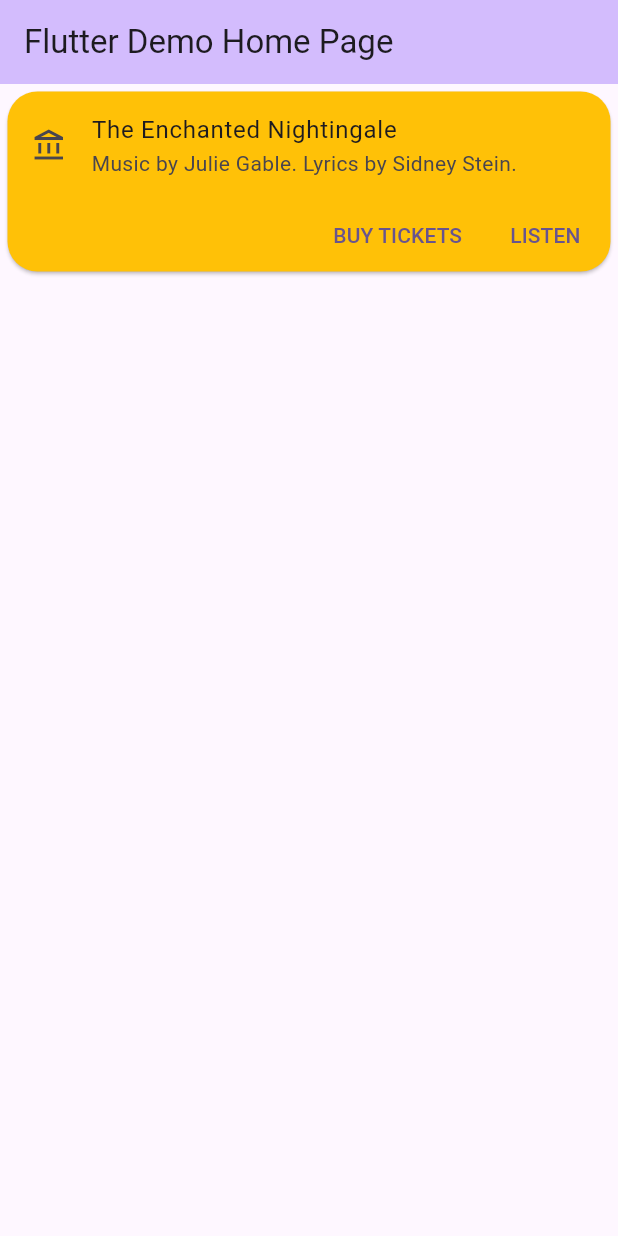
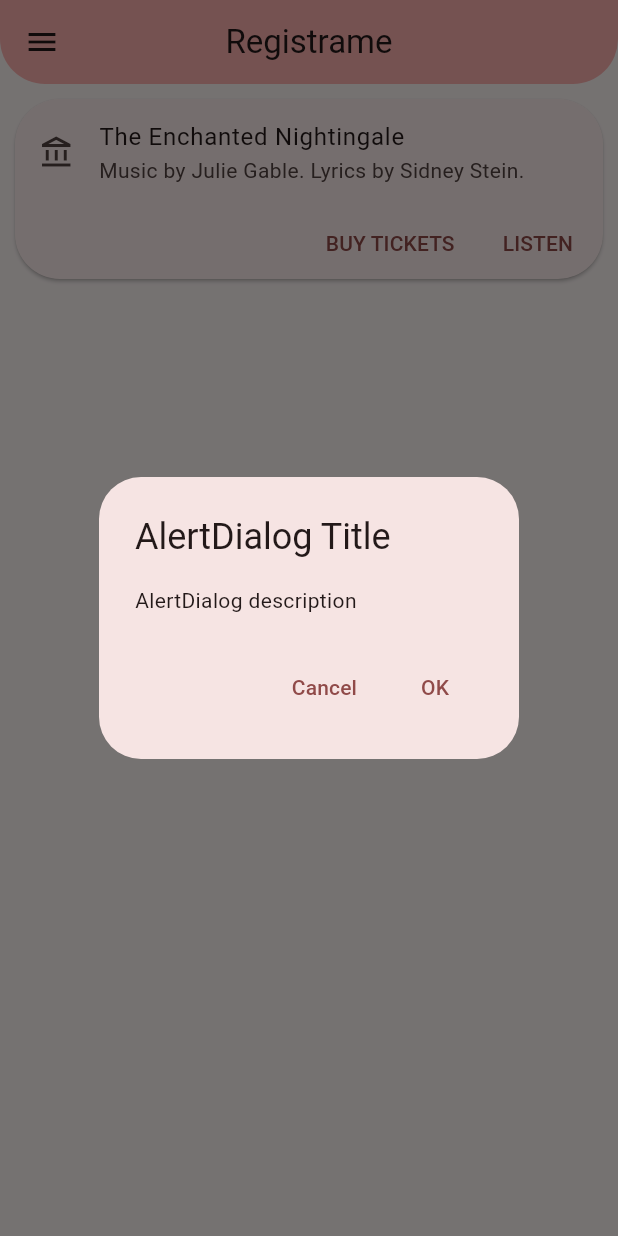
Before and after one commit to ArielP03/app_lia_v1, a Flutter app: the screen it shows after launch, after a tap on "BUY TICKETS", on a phone screen of 412 x 824 dp. Run offline on Flutter 3.47's test engine with Material 3 defaults, Android fonts, the phone set to English and light mode, and no system bars.

Commit message:
modified:   .gitignore 	modified:   android/app/src/main/AndroidManifest.xml 	modified:   ios/Runner.xcodeproj/xcshareddata/xcschemes/Runner.xcscheme 	modified:   ios/Runner/AppDelegate.swift 	modified:   ios/Runner/Info.plist 	modified:   lib/main.dart 	new file:   lib/screen/screen_1.dart 	new file:   lib/screen/screen_2.dart 	new file:   lib/screen/screen_3.dart 	new file:   lib/screen/screen_4.dart 	modified:   pubspec.lock 	modified:   pubspec.yaml

```diff
--- a/lib/main.dart
+++ b/lib/main.dart
@@ -2,6 +2,10 @@ import 'package:flutter/cupertino.dart';
 import 'package:flutter/material.dart';
 import 'package:flutter/painting.dart';
 import 'package:flutter/widgets.dart';
+import 'screen/screen_1.dart';
+import 'screen/screen_2.dart';
+import 'screen/screen_3.dart';
+import 'screen/screen_4.dart';
 
 void main() {
   runApp(const MyApp());
@@ -14,42 +18,18 @@ class MyApp extends StatelessWidget {
   @override
   Widget build(BuildContext context) {
     return MaterialApp(
-      title: 'Flutter Demo',
+      title: 'Registrame',
       theme: ThemeData(
-        // This is the theme of your application.
-        //
-        // TRY THIS: Try running your application with "flutter run". You'll see
-        // the application has a purple toolbar. Then, without quitting the app,
-        // try changing the seedColor in the colorScheme below to Colors.green
-        // and then invoke "hot reload" (save your changes or press the "hot
-        // reload" button in a Flutter-supported IDE, or press "r" if you used
-        // the command line to start the app).
-        //
-        // Notice that the counter didn't reset back to zero; the application
-        // state is not lost during the reload. To reset the state, use hot
-        // restart instead.
-        //
-        // This works for code too, not just values: Most code changes can be
-        // tested with just a hot reload.
-        colorScheme: ColorScheme.fromSeed(seedColor: Colors.deepPurple),
+        colorScheme: ColorScheme.fromSeed(seedColor: Colors.red.shade300),
         useMaterial3: true,
       ),
-      home: const MyHomePage(title: 'Flutter Demo Home Page'),
+      home: const MyHomePage(title: 'Registrame',),
     );
   }
 }
 
 class MyHomePage extends StatefulWidget {
   const MyHomePage({super.key, required this.title});
-
-  // This widget is the home page of your application. It is stateful, meaning
-  // that it has a State object (defined below) that contains fields that affect
-  // how it looks.
-
-  // This class is the configuration for the state. It holds the values (in this
-  // case the title) provided by the parent (in this case the App widget) and
-  // used by the build method of the State. Fields in a Widget subclass are
-  // always marked "final".
 
   final String title;
 
@@ -64,24 +44,88 @@ class _MyHomePageState extends State<MyHomePage> {
   @override
   Widget build(BuildContext context) {
 
-
     return Scaffold(
       appBar: AppBar(
-
+        leading:
+              Padding(
+              padding: const EdgeInsets.all(0.0),
+              child: Builder(
+                builder: (context) {
+                  return IconButton(
+                    onPressed: ()=> Scaffold.of(context).openDrawer(),
+                    icon: const Icon(Icons.menu
+                    ));
+                }
+              ),
+            ),
+        shape: const RoundedRectangleBorder(borderRadius: BorderRadius.vertical(bottom: Radius.circular(30))),
         backgroundColor: Theme.of(context).colorScheme.inversePrimary,
-
+       centerTitle: true,
         title: Text(widget.title),
       ),
+
+  drawer: Drawer(
+              elevation: 20.0,
+              child: ListView(
+                padding: EdgeInsets.zero,
+                children: [
+                  SizedBox(
+                    height: 80,
+                  ),
+              SizedBox(
+                height: 50,
+                    child: Icon(Icons.account_circle_outlined)
+                      ),
+                      Divider(
+                        height: 2.0,
+                      ),
+                      ListTile(
+                        leading: Icon(Icons.account_circle),
+                        title: Text('Drawer layout Item 1'),
+                        onTap: ()=> _navigateToNextScreen1(context),
+                      ),
+                      Divider(
+                        height: 2.0,
+                      ),
+                      ListTile(
+                        leading: Icon(Icons.accessibility),
+                        title: Text('Drawer layout Item 2'),
+                        onTap: ()=> _navigateToNextScreen2(context),
+                      ),
+                      Divider(
+                        height: 2.0,
+                      ),
+                      ListTile(
+                        leading: Icon(Icons.account_box),
+                        title: Text('Drawer layout Item 3'),
+                        onTap: ()=> _navigateToNextScreen3(context),
+                      ),
+                      Divider(
+                        height: 2.0,
+                      ),
+                       ListTile(
+                        leading: Icon(Icons.account_circle),
+                        title: Text('Drawer layout Item 4'),
+                        onTap: ()=> _navigateToNextScreen4(context),
+                      ),
+
+                    ],
+                  ),
+              ),
+
+
+
+
       body: SingleChildScrollView(
         child: Column(
           children: [
-            Center(
+            Padding(
 
+      padding: const EdgeInsets.all(5),
       child: Card(
         shape: RoundedRectangleBorder(
-    borderRadius: BorderRadius.circular(20.0),),
+    borderRadius: BorderRadius.circular(30.0),),
         margin: const EdgeInsetsDirectional.all(5.0),
-        color: Colors.amber,
         child: Column(
           mainAxisSize: MainAxisSize.min,
           children: <Widget>[
@@ -95,15 +139,30 @@ class _MyHomePageState extends State<MyHomePage> {
               children: <Widget>[
                 TextButton(
                   child: const Text('BUY TICKETS'),
-                  onPressed: () {
-                    /* ... */
-                  },
+                  onPressed: () => showDialog(
+                    context: context,
+                    builder: (BuildContext context) => AlertDialog(
+                      title: const Text('AlertDialog Title'),
+                      content: const Text('AlertDialog description'),
+                      actions: <Widget>[
+                    TextButton(
+                      onPressed: () => Navigator.pop(context, 'Cancel'),
+                      child: const Text('Cancel'),
+                    ),
+                    TextButton(
+                      onPressed: () {},
+                      child: const Text('OK'),
+                    ),
+                  ],
+                ),)
                 ),
                 const SizedBox(width: 8),
                 TextButton(
                   child: const Text('LISTEN'),
                   onPressed: () {
-                    /* ... */
+                    setState(() {
+
+                    });
                   },
                 ),
                 const SizedBox(width: 8),
@@ -121,4 +180,16 @@ class _MyHomePageState extends State<MyHomePage> {
       ),
     );
   }
+   void _navigateToNextScreen1(BuildContext context) {
+    Navigator.of(context).push(MaterialPageRoute(builder: (context) => Screen_1()));
+  }
+    void _navigateToNextScreen2(BuildContext context) {
+    Navigator.of(context).push(MaterialPageRoute(builder: (context) => Screen_2()));
+  }
+    void _navigateToNextScreen3(BuildContext context) {
+    Navigator.of(context).push(MaterialPageRoute(builder: (context) => Screen_3()));
+  }
+  void _navigateToNextScreen4(BuildContext context) {
+    Navigator.of(context).push(MaterialPageRoute(builder: (context) => Screen_4()));
+  }
 }
--- a/pubspec.yaml
+++ b/pubspec.yaml
@@ -45,7 +45,7 @@ dev_dependencies:
   # activated in the `analysis_options.yaml` file located at the root of your
   # package. See that file for information about deactivating specific lint
   # rules and activating additional ones.
-  flutter_lints: ^3.0.0
+  flutter_lints: ^5.0.0
 
 # For information on the generic Dart part of this file, see the
 # following page: https://dart.dev/tools/pub/pubspec
```
Also changed, not shown: lib/screen/screen_1.dart (added, +19 -0 lines), lib/screen/screen_2.dart (added, +19 -0 lines), lib/screen/screen_3.dart (added, +19 -0 lines), lib/screen/screen_4.dart (added, +19 -0 lines), pubspec.lock, 5 other files.
